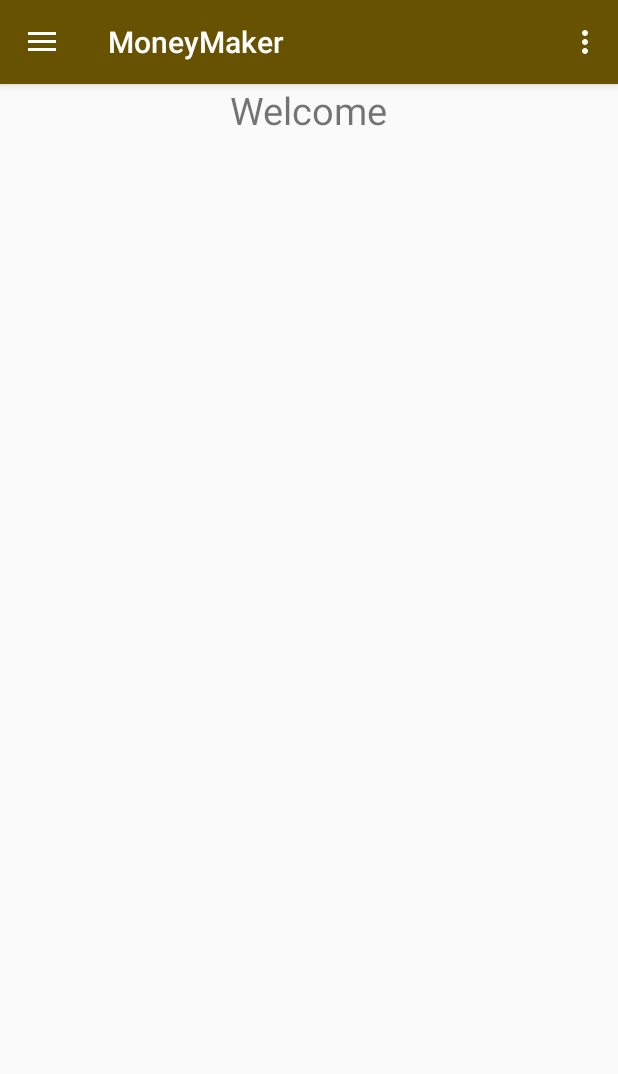
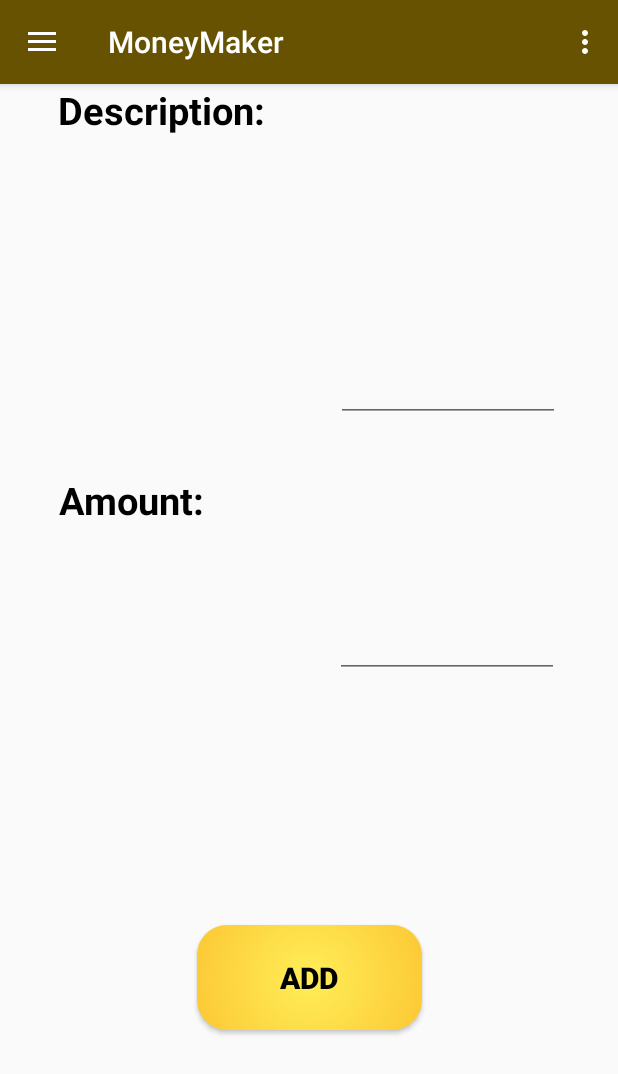
Before and after one commit to DinuIoan/moneymaker, an Android app: the fragment TodayEarningsFragment placed in its activity, in the options menu, after a tap on "Settings", on a phone screen of 412 x 824 dp. Shown: the top 1074 px of the screen. Run offline under Robolectric (Android 15) with nearby library versions, the phone set to English and light mode, and no system bars.

Commit message:
added fragment wich adds earning

```diff
--- a/app/src/main/java/com/bestapps/moneymaker/MainActivity.java
+++ b/app/src/main/java/com/bestapps/moneymaker/MainActivity.java
@@ -38,8 +38,15 @@ public class MainActivity extends AppCompatActivity
         toggle.syncState();
 
         NavigationView navigationView = findViewById(R.id.nav_view);
+
+        navigationView.setCheckedItem(R.id.nav_home);
+        FragmentTransaction fragmentTransaction =
+                fragmentManager.beginTransaction();
+        fragmentTransaction.replace(R.id.fragment_placeholder, new HomeFragment());
+        fragmentTransaction.commit();
+
         navigationView.setNavigationItemSelectedListener(this);
-        navigationView.setCheckedItem(R.id.nav_home);
+
     }
 
     @Override
--- a/app/src/main/java/com/bestapps/moneymaker/db/DatabaseHandler.java
+++ b/app/src/main/java/com/bestapps/moneymaker/db/DatabaseHandler.java
@@ -31,7 +31,7 @@ public class DatabaseHandler extends SQLiteOpenHelper {
                 + ID + " integer primary key , "
                 + EARNINGS_DESCRIPTION + " text, "
                 + EARNINGS_AMOUNT + "integer, "
-                + EARNINGS_DATE + "integer " +
+                + EARNINGS_DATE + "text " +
                 " )" ;
         db.execSQL(CREATE_EARNINGS_TABLE);
     }
@@ -45,7 +45,7 @@ public class DatabaseHandler extends SQLiteOpenHelper {
     public void addEarnings(Earning earning) {
         SQLiteDatabase database = getWritableDatabase();
         String ADD_EARNINGS = "insert into " + EARNINGS_TABLE +
-                "values(null, '"
+                " values(null, '"
                 + earning.getDescription() + "', '"
                 + earning.getAmount() + "', '"
                 + earning.getDate() + "')";
@@ -63,8 +63,8 @@ public class DatabaseHandler extends SQLiteOpenHelper {
             Earning earning = new Earning(
                     cursor.getLong(0),
                     cursor.getString(1),
-                    cursor.getInt(2),
-                    cursor.getLong(3));
+                    cursor.getLong(2),
+                    cursor.getString(3));
             earnings.add(earning);
         }
         cursor.close();
--- /dev/null
+++ b/app/src/main/java/com/bestapps/moneymaker/earnings/AddEarningFragment.java
@@ -0,0 +1,63 @@
+package com.bestapps.moneymaker.earnings;
+
+import android.app.Activity;
+import android.os.Bundle;
+import android.support.v4.app.Fragment;
+import android.view.LayoutInflater;
+import android.view.View;
+import android.view.ViewGroup;
+import android.widget.Button;
+import android.widget.TextView;
+
+import com.bestapps.moneymaker.R;
+import com.bestapps.moneymaker.db.DatabaseHandler;
+import com.bestapps.moneymaker.model.Earning;
+
+import java.text.SimpleDateFormat;
+import java.time.LocalDate;
+import java.util.Date;
+
+public class AddEarningFragment extends Fragment {
+    private Button addButton;
+    private TextView descriptionTextView;
+    private TextView amountTextView;
+
+    public AddEarningFragment() {
+    }
+
+    @Override
+    public void onCreate(Bundle savedInstanceState) {
+        super.onCreate(savedInstanceState);
+
+    }
+
+    @Override
+    public View onCreateView(LayoutInflater inflater, ViewGroup container,
+                             Bundle savedInstanceState) {
+        // Inflate the layout for this fragment
+        View view =  inflater.inflate(R.layout.fragment_add_earning, container, false);
+        addButton = view.findViewById(R.id.add_button);
+        descriptionTextView = view.findViewById(R.id.description_edit_text);
+        amountTextView = view.findViewById(R.id.amount_edit_text);
+        addButton.setOnClickListener(new View.OnClickListener() {
+            @Override
+            public void onClick(View v) {
+                addEarning();
+            }
+        });
+        return view;
+    }
+
+    private void addEarning() {
+        Earning earning = new Earning(0L, descriptionTextView.getText().toString(),
+                Long.parseLong(amountTextView.getText().toString()), parseDate());
+        DatabaseHandler databaseHandler = new DatabaseHandler(getActivity().getApplicationContext());
+        databaseHandler.addEarnings(earning);
+    }
+
+    private String parseDate() {
+        SimpleDateFormat format = new SimpleDateFormat("yyyy-MM-dd");
+        Date date = new Date();
+        return format.format(date);
+    }
+}
--- a/app/src/main/java/com/bestapps/moneymaker/earnings/TodayEarningsFragment.java
+++ b/app/src/main/java/com/bestapps/moneymaker/earnings/TodayEarningsFragment.java
@@ -3,20 +3,27 @@ package com.bestapps.moneymaker.earnings;
 
 import android.os.Bundle;
 import android.support.v4.app.Fragment;
+import android.support.v4.app.FragmentManager;
+import android.support.v4.app.FragmentTransaction;
 import android.support.v7.widget.LinearLayoutManager;
 import android.support.v7.widget.RecyclerView;
 import android.view.LayoutInflater;
 import android.view.View;
 import android.view.ViewGroup;
+import android.widget.Button;
 
 import com.bestapps.moneymaker.R;
 import com.bestapps.moneymaker.db.DatabaseData;
+import com.bestapps.moneymaker.home.HomeFragment;
 import com.bestapps.moneymaker.recyclerview.TodayRecyclerViewAdapter;
 
 public class TodayEarningsFragment extends Fragment {
     private RecyclerView mRecyclerView;
     private RecyclerView.Adapter mAdapter;
     private RecyclerView.LayoutManager mLayoutManager;
+    private Button addEarningButton;
+    private FragmentManager fragmentManager;
+
 
     public TodayEarningsFragment() {
     }
@@ -24,7 +31,6 @@ public class TodayEarningsFragment extends Fragment {
     @Override
     public void onCreate(Bundle savedInstanceState) {
         super.onCreate(savedInstanceState);
-
         // use this setting to improve performance if you know that changes
         // in content do not change the layout size of the RecyclerView
 
@@ -36,6 +42,8 @@ public class TodayEarningsFragment extends Fragment {
         // Inflate the layout for this fragment
         View view =  inflater.inflate(R.layout.fragment_today_earning, container, false);
         mRecyclerView = view.findViewById(R.id.today_recycler_view);
+        addEarningButton = view.findViewById(R.id.today_add_earning);
+
         mRecyclerView.setHasFixedSize(true);
 
         // use a linear layout manager
@@ -45,6 +53,18 @@ public class TodayEarningsFragment extends Fragment {
         // specify an adapter (see also next example)
         mAdapter = new TodayRecyclerViewAdapter(DatabaseData.getEarnings());
         mRecyclerView.setAdapter(mAdapter);
+
+        addEarningButton.setOnClickListener(new View.OnClickListener() {
+            @Override
+            public void onClick(View v) {
+                fragmentManager = getActivity().getSupportFragmentManager();
+                FragmentTransaction fragmentTransaction =
+                        fragmentManager.beginTransaction();
+                fragmentTransaction.replace(R.id.fragment_placeholder, new AddEarningFragment());
+                fragmentTransaction.commit();
+            }
+        });
+
         return view;
     }
 }
--- a/app/src/main/java/com/bestapps/moneymaker/model/Earning.java
+++ b/app/src/main/java/com/bestapps/moneymaker/model/Earning.java
@@ -3,10 +3,10 @@ package com.bestapps.moneymaker.model;
 public class Earning {
     private Long id;
     private String description;
-    private int amount;
-    private Long date;
+    private Long amount;
+    private String date;
 
-    public Earning(Long id, String description, int amount, Long date) {
+    public Earning(Long id, String description, Long amount, String date) {
         this.id = id;
         this.description = description;
         this.amount = amount;
@@ -29,19 +29,19 @@ public class Earning {
         this.description = description;
     }
 
-    public int getAmount() {
+    public Long getAmount() {
         return amount;
     }
 
-    public void setAmount(int amount) {
+    public void setAmount(Long amount) {
         this.amount = amount;
     }
 
-    public Long getDate() {
+    public String getDate() {
         return date;
     }
 
-    public void setDate(Long date) {
+    public void setDate(String date) {
         this.date = date;
     }
 }
--- /dev/null
+++ b/app/src/main/res/layout/fragment_add_earning.xml
@@ -0,0 +1,82 @@
+<?xml version="1.0" encoding="utf-8"?>
+<android.support.constraint.ConstraintLayout xmlns:android="http://schemas.android.com/apk/res/android"
+    xmlns:app="http://schemas.android.com/apk/res-auto"
+    xmlns:tools="http://schemas.android.com/tools"
+    android:id="@+id/add_earning_relative_layout"
+    android:layout_width="match_parent"
+    android:layout_height="match_parent">
+
+    <TextView
+        android:id="@+id/description_text_view"
+        android:layout_width="146dp"
+        android:layout_height="46dp"
+        android:text="Description: "
+        android:textColor="@android:color/black"
+        android:textSize="25sp"
+        android:textStyle="bold"
+        app:layout_constraintEnd_toStartOf="@+id/description_edit_text"
+        app:layout_constraintHorizontal_bias="0.5"
+        app:layout_constraintStart_toStartOf="parent"
+        tools:layout_editor_absoluteY="95dp" />
+
+    <EditText
+        android:id="@+id/description_edit_text"
+        android:layout_width="149dp"
+        android:layout_height="wrap_content"
+        android:layout_marginBottom="40dp"
+        android:layout_marginTop="95dp"
+        android:inputType="textMultiLine"
+        app:layout_constraintBottom_toTopOf="@+id/amount_edit_text"
+        app:layout_constraintEnd_toEndOf="parent"
+        app:layout_constraintHorizontal_bias="0.5"
+        app:layout_constraintStart_toEndOf="@+id/description_text_view"
+        app:layout_constraintTop_toTopOf="parent" />
+
+
+    <EditText
+        android:id="@+id/amount_edit_text"
+        android:layout_width="149dp"
+        android:layout_height="wrap_content"
+        android:layout_marginBottom="80dp"
+        android:inputType="number"
+        app:layout_constraintBottom_toTopOf="@+id/add_button"
+        app:layout_constraintEnd_toEndOf="parent"
+        app:layout_constraintHorizontal_bias="0.5"
+        app:layout_constraintStart_toEndOf="@+id/amount_text_view"
+        app:layout_constraintTop_toBottomOf="@+id/description_edit_text" />
+
+    <TextView
+        android:id="@+id/amount_text_view"
+        android:layout_width="145dp"
+        android:layout_height="42dp"
+        android:layout_marginBottom="94dp"
+        android:layout_marginTop="49dp"
+        android:text="Amount: "
+        android:textColor="@android:color/black"
+        android:textSize="25sp"
+        android:textStyle="bold"
+        app:layout_constraintBottom_toTopOf="@+id/add_button"
+        app:layout_constraintEnd_toStartOf="@+id/amount_edit_text"
+        app:layout_constraintHorizontal_bias="0.5"
+        app:layout_constraintStart_toStartOf="parent"
+        app:layout_constraintTop_toBottomOf="@+id/description_text_view" />
+
+    <Button
+        android:id="@+id/add_button"
+        android:layout_width="150dp"
+        android:layout_height="70dp"
+        android:layout_marginBottom="137dp"
+        android:layout_marginEnd="136dp"
+        android:layout_marginStart="136dp"
+        android:background="@drawable/today_add_earning"
+        android:text="ADD"
+        android:textAlignment="center"
+        android:textColor="@android:color/black"
+        android:textSize="20sp"
+        android:textStyle="bold"
+        android:translationZ="10dp"
+        app:layout_constraintBottom_toBottomOf="parent"
+        app:layout_constraintEnd_toEndOf="parent"
+        app:layout_constraintStart_toStartOf="parent" />
+
+</android.support.constraint.ConstraintLayout>
--- a/app/src/main/res/layout/fragment_today_earning.xml
+++ b/app/src/main/res/layout/fragment_today_earning.xml
@@ -14,6 +14,7 @@
             android:layout_width="match_parent"
             android:layout_height="50dp"
             android:text="Today's earnings: 1568$"
+            android:textColor="@android:color/black"
             android:textSize="23sp"
             android:textStyle="bold"
             android:gravity="center"/>
@@ -29,12 +30,14 @@
         <Button
             android:id="@+id/today_add_earning"
             android:layout_width="match_parent"
-            android:layout_height="50dp"
+            android:layout_height="55dp"
             android:layout_alignParentBottom="true"
             android:layout_margin="10dp"
             android:background="@drawable/today_add_earning"
-            android:textSize="18sp"
+            android:textSize="20sp"
             android:text="ADD EARNING"
+            android:textColor="@android:color/black"
+            android:textStyle="bold"
             android:translationZ="10dp"/>
 
     </RelativeLayout>
```
